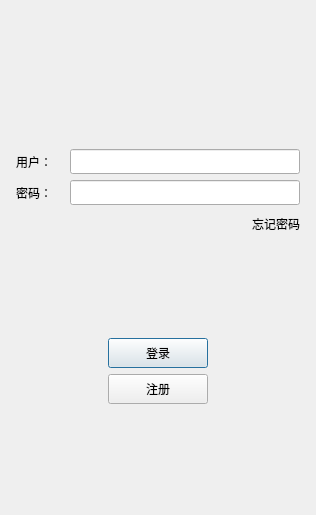
The window that src/login_dialog.ui (irisIsLove/my_chat_client) describes before a commit, drawn with Qt 5.
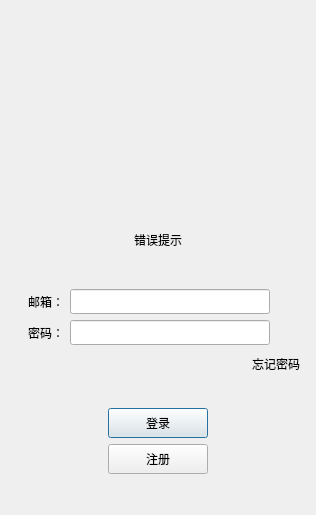
The same window after the commit. Icons and pictures are not drawn. Custom widgets are drawn as their Qt base class.

Commit message: [incomplete] [添加用户登录及聊天服务器获取功能]

```diff
--- a/src/login_dialog.ui
+++ b/src/login_dialog.ui
@@ -32,13 +32,38 @@
       <widget class="QWidget" name="widget" native="true">
        <layout class="QGridLayout" name="gridLayout">
         <item row="0" column="0">
-         <widget class="QLabel" name="label_2">
+         <widget class="QLabel" name="lbAvatar">
+          <property name="minimumSize">
+           <size>
+            <width>200</width>
+            <height>200</height>
+           </size>
+          </property>
+          <property name="maximumSize">
+           <size>
+            <width>200</width>
+            <height>200</height>
+           </size>
+          </property>
           <property name="text">
            <string/>
           </property>
           <property name="pixmap">
            <pixmap resource="../resources.qrc">:/res/ice.png</pixmap>
           </property>
+          <property name="scaledContents">
+           <bool>true</bool>
+          </property>
+          <property name="alignment">
+           <set>Qt::AlignCenter</set>
+          </property>
+         </widget>
+        </item>
+        <item row="1" column="0">
+         <widget class="QLabel" name="lbErrTip">
+          <property name="text">
+           <string>错误提示</string>
+          </property>
           <property name="alignment">
            <set>Qt::AlignCenter</set>
           </property>
@@ -77,7 +102,10 @@
           </size>
          </property>
          <property name="text">
-          <string>用户：</string>
+          <string>邮箱：</string>
+         </property>
+         <property name="alignment">
+          <set>Qt::AlignRight|Qt::AlignTrailing|Qt::AlignVCenter</set>
          </property>
         </widget>
        </item>
@@ -85,12 +113,31 @@
         <widget class="QLineEdit" name="editUser">
          <property name="minimumSize">
           <size>
-           <width>0</width>
+           <width>200</width>
+           <height>25</height>
+          </size>
+         </property>
+         <property name="maximumSize">
+          <size>
+           <width>200</width>
            <height>25</height>
           </size>
          </property>
         </widget>
        </item>
+       <item>
+        <spacer name="horizontalSpacer_6">
+         <property name="orientation">
+          <enum>Qt::Horizontal</enum>
+         </property>
+         <property name="sizeHint" stdset="0">
+          <size>
+           <width>40</width>
+           <height>20</height>
+          </size>
+         </property>
+        </spacer>
+       </item>
       </layout>
      </item>
      <item>
@@ -112,24 +159,40 @@
          <property name="text">
           <string>密码：</string>
          </property>
+         <property name="alignment">
+          <set>Qt::AlignRight|Qt::AlignTrailing|Qt::AlignVCenter</set>
+         </property>
         </widget>
        </item>
        <item>
         <widget class="QLineEdit" name="editPass">
          <property name="minimumSize">
           <size>
-           <width>0</width>
+           <width>200</width>
            <height>25</height>
           </size>
          </property>
          <property name="maximumSize">
           <size>
-           <width>16777215</width>
+           <width>200</width>
            <height>25</height>
           </size>
          </property>
         </widget>
        </item>
+       <item>
+        <spacer name="horizontalSpacer_7">
+         <property name="orientation">
+          <enum>Qt::Horizontal</enum>
+         </property>
+         <property name="sizeHint" stdset="0">
+          <size>
+           <width>40</width>
+           <height>20</height>
+          </size>
+         </property>
+        </spacer>
+       </item>
       </layout>
      </item>
      <item>
```
Left out of the diff: 4 changed lines with no effect on the pictures. The commit also changes 5 other files.
